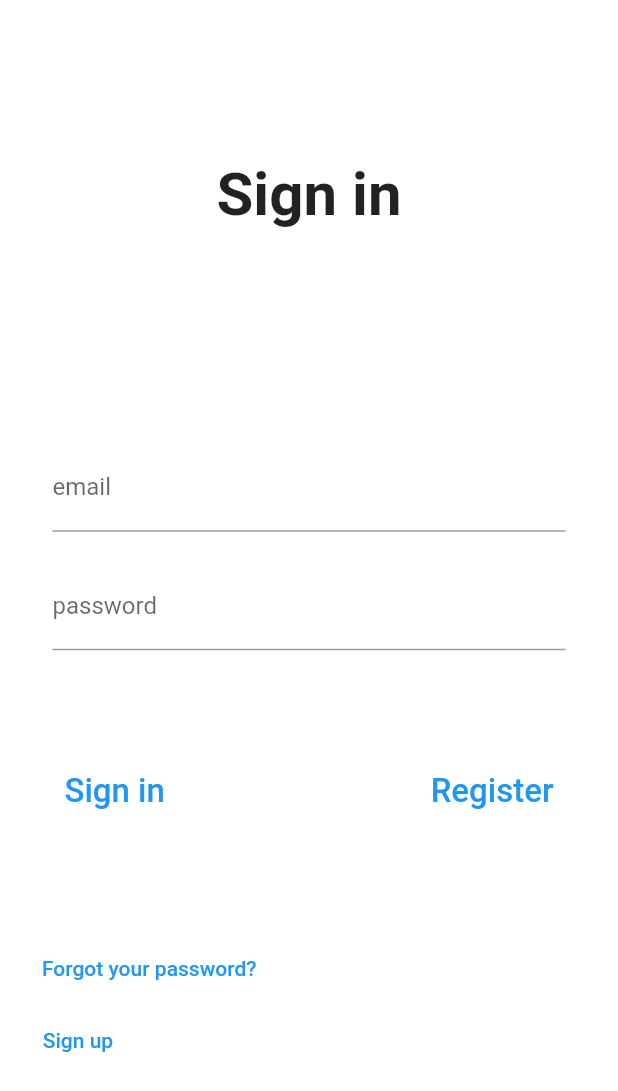
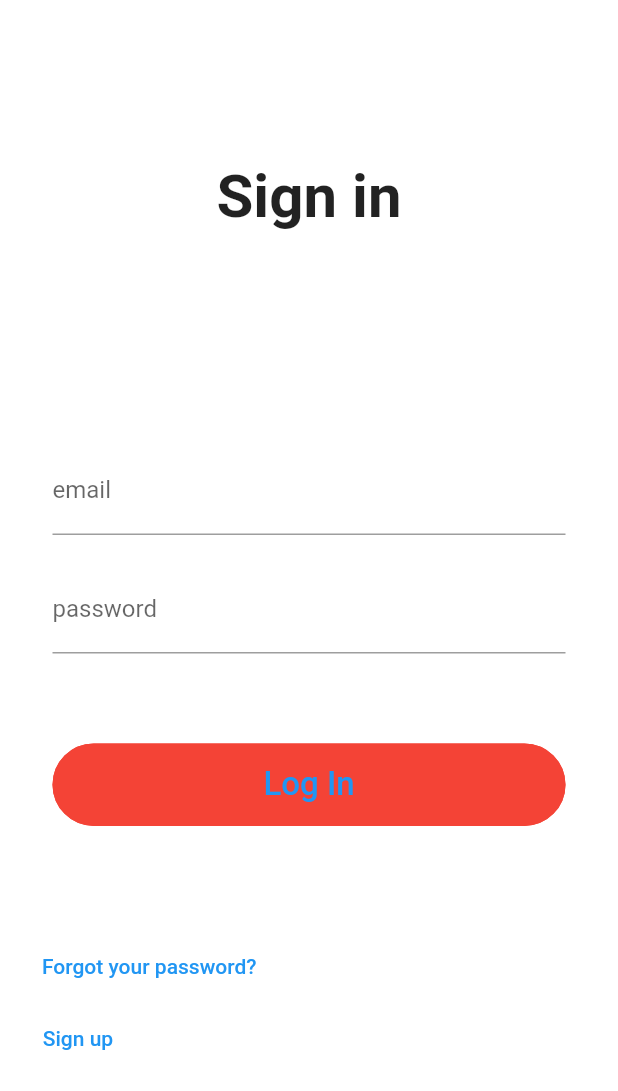
Before and after one commit to JamieThomson97/FlutterUITest, a Flutter app: the screen it shows after launch, on a phone screen of 412 x 824 dp. Shown: the top 1091 px of the screen. Run offline on Flutter 3.47's test engine with Material 2 defaults, Android fonts, the phone set to English and light mode, and no system bars; our stand-ins replace bloc, cloud_firestore, equatable, firebase_auth, firebase_core, flutter_bloc and 1 more; missing offline and left inert: pedantic; accounts and stored records are empty; Roboto replaces fonts that are missing (Hind).

Commit message:
style login form
(it doesn't look good but it's going to be easier to make look good now)

```diff
--- a/mobile/lib/cubit/login/login_state.dart
+++ b/mobile/lib/cubit/login/login_state.dart
@@ -17,7 +17,7 @@ class LoginState extends Equatable {
   final Password password;
   final FormzStatus status;
 
-  bool inputIsValid() => true; // status == FormzStatus.valid;
+  bool inputIsValid() => status == FormzStatus.valid;
 
   @override
   List<Object> get props => [email, password, status];
--- a/mobile/lib/presentation/widgets/sign_in_form.dart
+++ b/mobile/lib/presentation/widgets/sign_in_form.dart
@@ -15,16 +15,29 @@ class SignInForm extends StatelessWidget {
             _EmailInputField(),
             const SizedBox(height: 20),
             _PasswordInputField(),
-            const SizedBox(height: 70),
-            Center(
-              child: Row(
-                children: [
-                  _SignInButton(),
-                  const Spacer(),
-                  _RegisterButton(),
-                ],
-              ),
+            const SizedBox(height: 60),
+            _LoginFormButton(
+              null,
+              "Log In",
+              () => context.read<LoginCubit>().logInWithCredentials(),
             ),
+            // Center(
+            //   child: Row(
+            //     children: [
+            //       _LoginFormButton(
+            //         null,
+            //         "Log In",
+            //         () => context.read<LoginCubit>().logInWithCredentials(),
+            //       ),
+            //       // const Spacer(),
+            //       // _LoginFormButton(
+            //       //   null,
+            //       //   "Register",
+            //       //   () => context.read<LoginCubit>().logInWithCredentials(),
+            //       // ),
+            //     ],
+            //   ),
+            // ),
           ],
         ),
       ),
@@ -74,25 +87,38 @@ class _EmailInputField extends StatelessWidget {
   }
 }
 
-class _SignInButton extends StatelessWidget {
-  const _SignInButton({
-    Key? key,
-  }) : super(key: key);
+class _LoginFormButton extends StatelessWidget {
+  const _LoginFormButton(Key? key, this._buttonText, this._onPressed) : super(key: key);
+
+  final String _buttonText;
+  final Function() _onPressed;
 
   @override
   Widget build(BuildContext context) {
     return BlocBuilder<LoginCubit, LoginState>(
-      buildWhen: (prev, current) => LoginState.buttonStateChanged(prev, current),
+      buildWhen: (prev, current) {
+        return LoginState.buttonStateChanged(prev, current);
+      },
       builder: (context, state) {
-        return ButtonTheme(
-          minWidth: 150,
-          height: 60,
+        return SizedBox(
+          height: 55,
           child: TextButton(
-            onPressed: state.inputIsValid() ? () => context.read<LoginCubit>().logInWithCredentials() : null,
-            child: const Text(
-              "Sign in",
-              style: TextStyle(
-                fontSize: 22,
+            style: ButtonStyle(
+              backgroundColor: MaterialStateProperty.all(Colors.red),
+              shape: MaterialStateProperty.all<RoundedRectangleBorder>(
+                RoundedRectangleBorder(
+                  borderRadius: BorderRadius.circular(40.0),
+                  side: BorderSide(color: Colors.red),
+                ),
+              ),
+            ),
+            onPressed: () {},
+            child: Center(
+              child: Text(
+                _buttonText,
+                style: TextStyle(
+                  fontSize: 22,
+                ),
               ),
             ),
           ),
@@ -101,33 +127,3 @@ class _SignInButton extends StatelessWidget {
     );
   }
 }
-
-class _RegisterButton extends StatelessWidget {
-  const _RegisterButton({
-    Key? key,
-  }) : super(key: key);
-
-  @override
-  Widget build(BuildContext context) {
-    return BlocBuilder<LoginCubit, LoginState>(
-      buildWhen: (prev, current) {
-        return LoginState.buttonStateChanged(prev, current);
-      },
-      builder: (context, state) {
-        return ButtonTheme(
-          minWidth: 150,
-          height: 60,
-          child: TextButton(
-            onPressed: state.inputIsValid() ? () => context.read<LoginCubit>().logInWithCredentials() : null,
-            child: const Text(
-              "Register",
-              style: TextStyle(
-                fontSize: 22,
-              ),
-            ),
-          ),
-        );
-      },
-    );
-  }
-}
```
